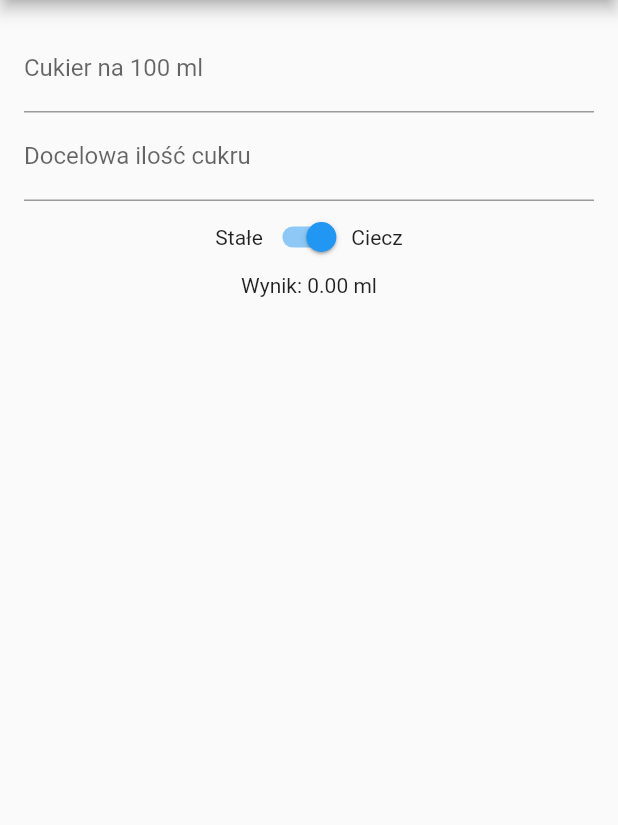
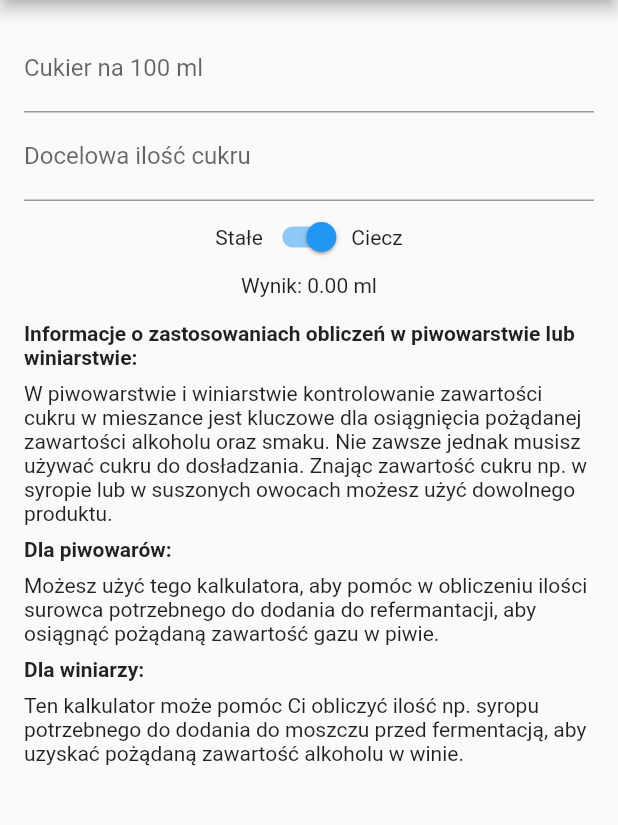
Before and after one commit to WezSieTato/BoolBrewLator, a Flutter app: the screen it shows after launch, on a phone screen of 412 x 824 dp, the part 84-909 px from its top. Run offline on Flutter 3.47's test engine with Material 2 defaults, Android fonts, the light colour scheme and no system bars; our stand-ins replace equatable, flutter_bloc.

Commit message:
🚀 feat(sugar_calculator): add SugarCalculatorInfo view to SugarCalculatorScreen

```diff
--- /dev/null
+++ b/lib/sugar_calculator/sugar_calculator_info_view.dart
@@ -0,0 +1,41 @@
+import 'package:flutter/material.dart';
+
+class SugarCalculatorInfo extends StatelessWidget {
+  const SugarCalculatorInfo({Key? key}) : super(key: key);
+
+  @override
+  Widget build(BuildContext context) {
+    return Expanded(
+      child: ListView(
+        children: const [
+          Text(
+            'Informacje o zastosowaniach obliczeń w piwowarstwie lub winiarstwie:',
+            style: TextStyle(fontWeight: FontWeight.bold),
+          ),
+          SizedBox(height: 8.0),
+          Text(
+            'W piwowarstwie i winiarstwie kontrolowanie zawartości cukru w mieszance jest kluczowe dla osiągnięcia pożądanej zawartości alkoholu oraz smaku. Nie zawsze jednak musisz używać cukru do dosładzania. Znając zawartość cukru np. w syropie lub w suszonych owocach możesz użyć dowolnego produktu.',
+          ),
+          SizedBox(height: 8.0),
+          Text(
+            'Dla piwowarów:',
+            style: TextStyle(fontWeight: FontWeight.bold),
+          ),
+          SizedBox(height: 8.0),
+          Text(
+            'Możesz użyć tego kalkulatora, aby pomóc w obliczeniu ilości surowca potrzebnego do dodania do refermantacji, aby osiągnąć pożądaną zawartość gazu w piwie.',
+          ),
+          SizedBox(height: 8.0),
+          Text(
+            'Dla winiarzy:',
+            style: TextStyle(fontWeight: FontWeight.bold),
+          ),
+          SizedBox(height: 8.0),
+          Text(
+            'Ten kalkulator może pomóc Ci obliczyć ilość np. syropu potrzebnego do dodania do moszczu przed fermentacją, aby uzyskać pożądaną zawartość alkoholu w winie.',
+          ),
+        ],
+      ),
+    );
+  }
+}
--- a/lib/sugar_calculator/sugar_calculator_screen.dart
+++ b/lib/sugar_calculator/sugar_calculator_screen.dart
@@ -1,3 +1,4 @@
+import 'package:boolbrewlator/sugar_calculator/sugar_calculator_info_view.dart';
 import 'package:flutter/material.dart';
 import 'package:flutter_bloc/flutter_bloc.dart';
 import 'sugar_calculator_bloc.dart';
@@ -72,7 +73,8 @@ class SugarCalculatorScreenState extends State<SugarCalculatorScreen> {
                 TextField(
                   controller: targetSugarController,
                   keyboardType: TextInputType.number,
-                  decoration: const InputDecoration(labelText: 'Docelowa ilość cukru'),
+                  decoration:
+                      const InputDecoration(labelText: 'Docelowa ilość cukru'),
                 ),
                 Row(
                   mainAxisAlignment: MainAxisAlignment.center,
@@ -86,6 +88,8 @@ class SugarCalculatorScreenState extends State<SugarCalculatorScreen> {
                   ],
                 ),
                 Text('Wynik: ${state.result.toStringAsFixed(2)} $unit'),
+                const SizedBox(height: 16.0),
+                const SugarCalculatorInfo(),
               ],
             );
           },
```
